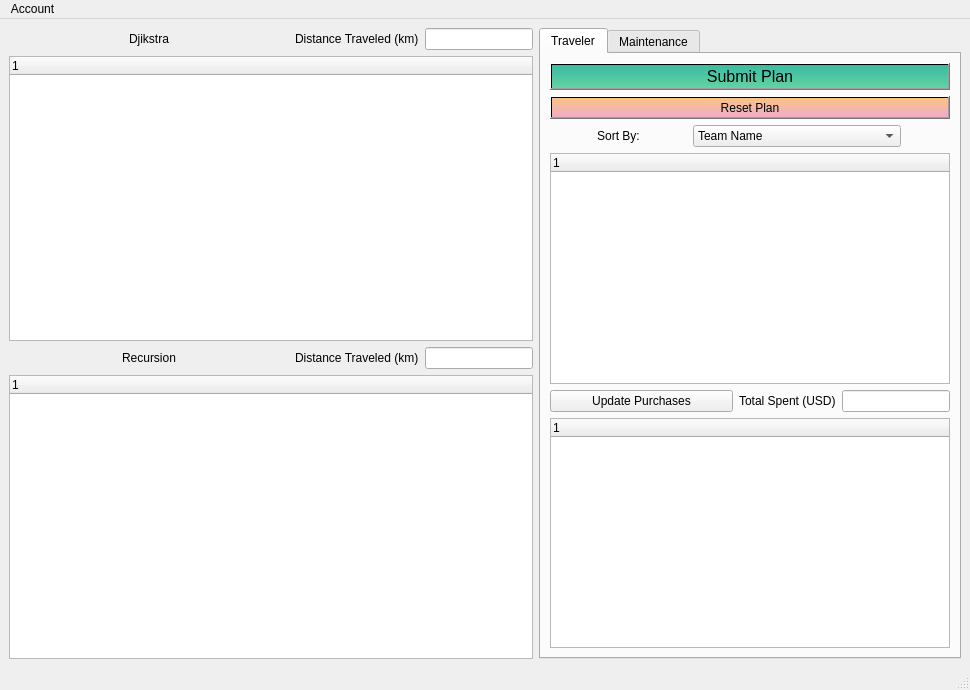
Before: the Qt Designer form mainwindow.ui in ssethtran/NBA-Basketball, drawn with Qt 5.
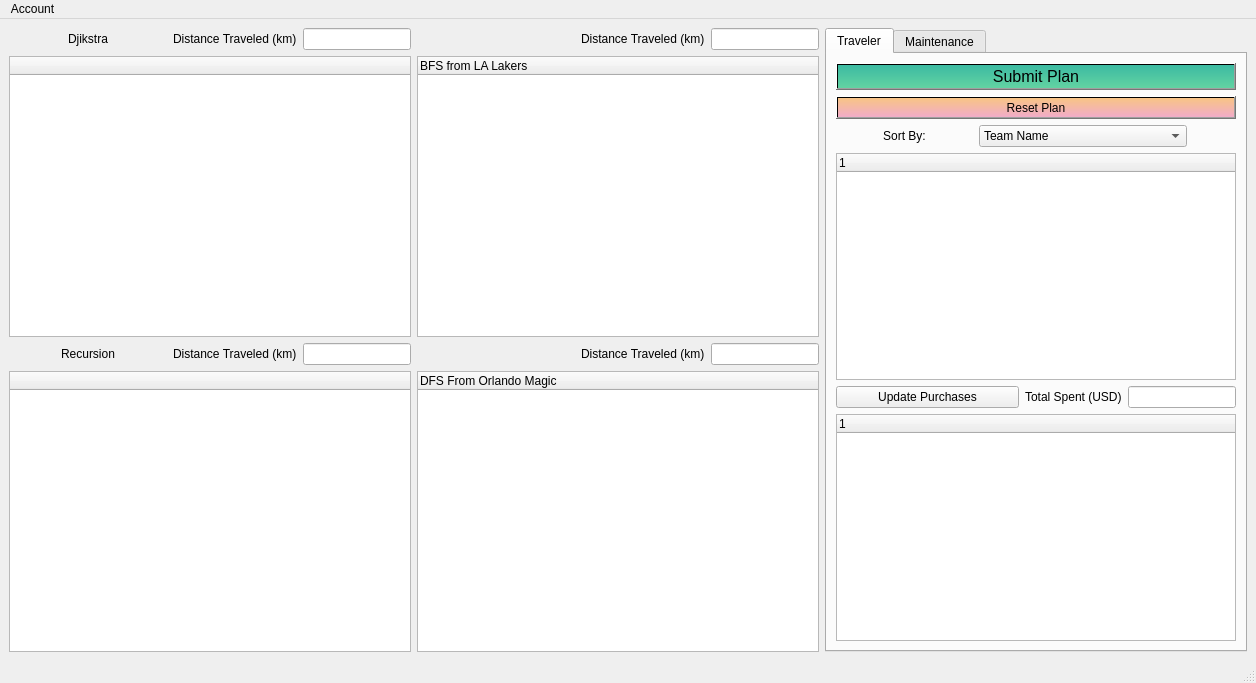
After: the same form once the commit is applied.

Commit message: made some UI updates to accomadate for BFS and DFS (not yet implemented)

The edit to the form file:
```diff
--- a/mainwindow.ui
+++ b/mainwindow.ui
@@ -6,8 +6,8 @@
    <rect>
     <x>0</x>
     <y>0</y>
-    <width>970</width>
-    <height>690</height>
+    <width>1256</width>
+    <height>683</height>
    </rect>
   </property>
   <property name="sizePolicy">
@@ -93,7 +93,76 @@
       </item>
      </layout>
     </item>
-    <item row="0" column="1" rowspan="4">
+    <item row="0" column="1">
+     <layout class="QHBoxLayout" name="horizontalLayout_5">
+      <item>
+       <spacer name="horizontalSpacer_5">
+        <property name="orientation">
+         <enum>Qt::Horizontal</enum>
+        </property>
+        <property name="sizeHint" stdset="0">
+         <size>
+          <width>40</width>
+          <height>20</height>
+         </size>
+        </property>
+       </spacer>
+      </item>
+      <item>
+       <widget class="QLabel" name="label_16">
+        <property name="sizePolicy">
+         <sizepolicy hsizetype="Fixed" vsizetype="Preferred">
+          <horstretch>0</horstretch>
+          <verstretch>0</verstretch>
+         </sizepolicy>
+        </property>
+        <property name="text">
+         <string/>
+        </property>
+       </widget>
+      </item>
+      <item>
+       <spacer name="horizontalSpacer_6">
+        <property name="orientation">
+         <enum>Qt::Horizontal</enum>
+        </property>
+        <property name="sizeHint" stdset="0">
+         <size>
+          <width>40</width>
+          <height>20</height>
+         </size>
+        </property>
+       </spacer>
+      </item>
+      <item>
+       <widget class="QLabel" name="label_17">
+        <property name="sizePolicy">
+         <sizepolicy hsizetype="Fixed" vsizetype="Preferred">
+          <horstretch>0</horstretch>
+          <verstretch>0</verstretch>
+         </sizepolicy>
+        </property>
+        <property name="text">
+         <string>Distance Traveled (km)</string>
+        </property>
+       </widget>
+      </item>
+      <item>
+       <widget class="QLineEdit" name="bfsDistTraveled">
+        <property name="sizePolicy">
+         <sizepolicy hsizetype="Fixed" vsizetype="Fixed">
+          <horstretch>0</horstretch>
+          <verstretch>0</verstretch>
+         </sizepolicy>
+        </property>
+        <property name="readOnly">
+         <bool>true</bool>
+        </property>
+       </widget>
+      </item>
+     </layout>
+    </item>
+    <item row="0" column="2" rowspan="4">
      <widget class="QTabWidget" name="tabWidget">
       <property name="sizePolicy">
        <sizepolicy hsizetype="Fixed" vsizetype="Expanding">
@@ -109,6 +178,56 @@
         <string>Traveler</string>
        </attribute>
        <layout class="QGridLayout" name="gridLayout_11">
+        <item row="4" column="0">
+         <layout class="QGridLayout" name="gridLayout_3">
+          <item row="0" column="2">
+           <layout class="QGridLayout" name="gridLayout_4">
+            <item row="0" column="1">
+             <widget class="QLineEdit" name="totalspent_LineEdit">
+              <property name="sizePolicy">
+               <sizepolicy hsizetype="Fixed" vsizetype="Fixed">
+                <horstretch>0</horstretch>
+                <verstretch>0</verstretch>
+               </sizepolicy>
+              </property>
+              <property name="text">
+               <string/>
+              </property>
+              <property name="alignment">
+               <set>Qt::AlignCenter</set>
+              </property>
+              <property name="readOnly">
+               <bool>true</bool>
+              </property>
+             </widget>
+            </item>
+            <item row="0" column="0">
+             <widget class="QLabel" name="label_2">
+              <property name="sizePolicy">
+               <sizepolicy hsizetype="Fixed" vsizetype="Preferred">
+                <horstretch>0</horstretch>
+                <verstretch>0</verstretch>
+               </sizepolicy>
+              </property>
+              <property name="text">
+               <string>Total Spent (USD)</string>
+              </property>
+             </widget>
+            </item>
+           </layout>
+          </item>
+          <item row="0" column="0">
+           <widget class="QPushButton" name="updatepurchases_pushButton">
+            <property name="styleSheet">
+             <string notr="true"/>
+            </property>
+            <property name="text">
+             <string>Update Purchases</string>
+            </property>
+           </widget>
+          </item>
+         </layout>
+        </item>
         <item row="0" column="0">
          <widget class="QPushButton" name="submitPlan">
           <property name="font">
@@ -140,6 +259,34 @@
           </property>
          </widget>
         </item>
+        <item row="3" column="0">
+         <widget class="QTreeWidget" name="teamsTreeWidget">
+          <property name="sizePolicy">
+           <sizepolicy hsizetype="Fixed" vsizetype="Expanding">
+            <horstretch>0</horstretch>
+            <verstretch>0</verstretch>
+           </sizepolicy>
+          </property>
+          <property name="minimumSize">
+           <size>
+            <width>400</width>
+            <height>0</height>
+           </size>
+          </property>
+          <property name="autoFillBackground">
+           <bool>true</bool>
+          </property>
+          <property name="styleSheet">
+           <string notr="true">background-color: rgb(255, 243, 222);
+QHeaderView::section { background-color: rgb(255, 243, 222); };</string>
+          </property>
+          <column>
+           <property name="text">
+            <string notr="true">1</string>
+           </property>
+          </column>
+         </widget>
+        </item>
         <item row="2" column="0">
          <layout class="QHBoxLayout" name="horizontalLayout">
           <item>
@@ -205,84 +352,6 @@
           </item>
          </layout>
         </item>
-        <item row="3" column="0">
-         <widget class="QTreeWidget" name="teamsTreeWidget">
-          <property name="sizePolicy">
-           <sizepolicy hsizetype="Fixed" vsizetype="Expanding">
-            <horstretch>0</horstretch>
-            <verstretch>0</verstretch>
-           </sizepolicy>
-          </property>
-          <property name="minimumSize">
-           <size>
-            <width>400</width>
-            <height>0</height>
-           </size>
-          </property>
-          <property name="autoFillBackground">
-           <bool>true</bool>
-          </property>
-          <property name="styleSheet">
-           <string notr="true">background-color: rgb(255, 243, 222);
-QHeaderView::section { background-color: rgb(255, 243, 222); };</string>
-          </property>
-          <column>
-           <property name="text">
-            <string notr="true">1</string>
-           </property>
-          </column>
-         </widget>
-        </item>
-        <item row="4" column="0">
-         <layout class="QGridLayout" name="gridLayout_3">
-          <item row="0" column="2">
-           <layout class="QGridLayout" name="gridLayout_4">
-            <item row="0" column="1">
-             <widget class="QLineEdit" name="totalspent_LineEdit">
-              <property name="sizePolicy">
-               <sizepolicy hsizetype="Fixed" vsizetype="Fixed">
-                <horstretch>0</horstretch>
-                <verstretch>0</verstretch>
-               </sizepolicy>
-              </property>
-              <property name="text">
-               <string/>
-              </property>
-              <property name="alignment">
-               <set>Qt::AlignCenter</set>
-              </property>
-              <property name="readOnly">
-               <bool>true</bool>
-              </property>
-             </widget>
-            </item>
-            <item row="0" column="0">
-             <widget class="QLabel" name="label_2">
-              <property name="sizePolicy">
-               <sizepolicy hsizetype="Fixed" vsizetype="Preferred">
-                <horstretch>0</horstretch>
-                <verstretch>0</verstretch>
-               </sizepolicy>
-              </property>
-              <property name="text">
-               <string>Total Spent (USD)</string>
-              </property>
-             </widget>
-            </item>
-           </layout>
-          </item>
-          <item row="0" column="0">
-           <widget class="QPushButton" name="updatepurchases_pushButton">
-            <property name="styleSheet">
-             <string notr="true"/>
-            </property>
-            <property name="text">
-             <string>Update Purchases</string>
-            </property>
-           </widget>
-          </item>
-         </layout>
-        </item>
         <item row="5" column="0">
          <widget class="QTreeWidget" name="planTreeWidget">
           <property name="sizePolicy">
@@ -674,7 +743,35 @@
       </property>
       <column>
        <property name="text">
-        <string notr="true">1</string>
+        <string notr="true"> </string>
+       </property>
+      </column>
+     </widget>
+    </item>
+    <item row="1" column="1">
+     <widget class="QTreeWidget" name="bfsTreeWidget">
+      <property name="sizePolicy">
+       <sizepolicy hsizetype="Minimum" vsizetype="Expanding">
+        <horstretch>0</horstretch>
+        <verstretch>0</verstretch>
+       </sizepolicy>
+      </property>
+      <property name="minimumSize">
+       <size>
+        <width>400</width>
+        <height>0</height>
+       </size>
+      </property>
+      <property name="autoFillBackground">
+       <bool>true</bool>
+      </property>
+      <property name="styleSheet">
+       <string notr="true">background-color: rgb(255, 243, 222);
+QHeaderView::section { background-color: rgb(255, 243, 222); };</string>
+      </property>
+      <column>
+       <property name="text">
+        <string notr="true">BFS from LA Lakers</string>
        </property>
       </column>
      </widget>
@@ -748,6 +845,75 @@
       </item>
      </layout>
     </item>
+    <item row="2" column="1">
+     <layout class="QHBoxLayout" name="horizontalLayout_7">
+      <item>
+       <spacer name="horizontalSpacer_9">
+        <property name="orientation">
+         <enum>Qt::Horizontal</enum>
+        </property>
+        <property name="sizeHint" stdset="0">
+         <size>
+          <width>40</width>
+          <height>20</height>
+         </size>
+        </property>
+       </spacer>
+      </item>
+      <item>
+       <widget class="QLabel" name="label_20">
+        <property name="sizePolicy">
+         <sizepolicy hsizetype="Fixed" vsizetype="Preferred">
+          <horstretch>0</horstretch>
+          <verstretch>0</verstretch>
+         </sizepolicy>
+        </property>
+        <property name="text">
+         <string/>
+        </property>
+       </widget>
+      </item>
+      <item>
+       <spacer name="horizontalSpacer_10">
+        <property name="orientation">
+         <enum>Qt::Horizontal</enum>
+        </property>
+        <property name="sizeHint" stdset="0">
+         <size>
+          <width>40</width>
+          <height>20</height>
+         </size>
+        </property>
+       </spacer>
+      </item>
+      <item>
+       <widget class="QLabel" name="label_21">
+        <property name="sizePolicy">
+         <sizepolicy hsizetype="Fixed" vsizetype="Preferred">
+          <horstretch>0</horstretch>
+          <verstretch>0</verstretch>
+         </sizepolicy>
+        </property>
+        <property name="text">
+         <string>Distance Traveled (km)</string>
+        </property>
+       </widget>
+      </item>
+      <item>
+       <widget class="QLineEdit" name="dfsDistTraveled">
+        <property name="sizePolicy">
+         <sizepolicy hsizetype="Fixed" vsizetype="Fixed">
+          <horstretch>0</horstretch>
+          <verstretch>0</verstretch>
+         </sizepolicy>
+        </property>
+        <property name="readOnly">
+         <bool>true</bool>
+        </property>
+       </widget>
+      </item>
+     </layout>
+    </item>
     <item row="3" column="0">
      <widget class="QTreeWidget" name="recursiveWidget">
       <property name="sizePolicy">
@@ -771,7 +937,35 @@
       </property>
       <column>
        <property name="text">
-        <string notr="true">1</string>
+        <string notr="true"> </string>
+       </property>
+      </column>
+     </widget>
+    </item>
+    <item row="3" column="1">
+     <widget class="QTreeWidget" name="dfsTreeWidget">
+      <property name="sizePolicy">
+       <sizepolicy hsizetype="Minimum" vsizetype="Expanding">
+        <horstretch>0</horstretch>
+        <verstretch>0</verstretch>
+       </sizepolicy>
+      </property>
+      <property name="minimumSize">
+       <size>
+        <width>400</width>
+        <height>0</height>
+       </size>
+      </property>
+      <property name="autoFillBackground">
+       <bool>true</bool>
+      </property>
+      <property name="styleSheet">
+       <string notr="true">background-color: rgb(255, 243, 222);
+QHeaderView::section { background-color: rgb(255, 243, 222); };</string>
+      </property>
+      <column>
+       <property name="text">
+        <string notr="true">DFS From Orlando Magic</string>
        </property>
       </column>
      </widget>
@@ -784,7 +978,7 @@
     <rect>
      <x>0</x>
      <y>0</y>
-     <width>970</width>
+     <width>1256</width>
      <height>22</height>
     </rect>
    </property>
```
